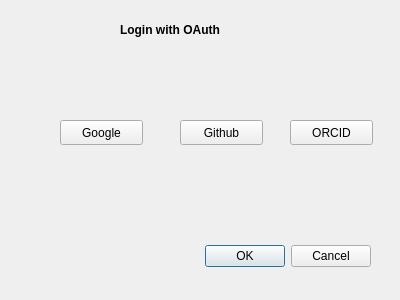
Old version of the form dialogs/ui/oauthlogindialog.ui in the repository sparqlunicorn/sparqlunicornGoesGIS.
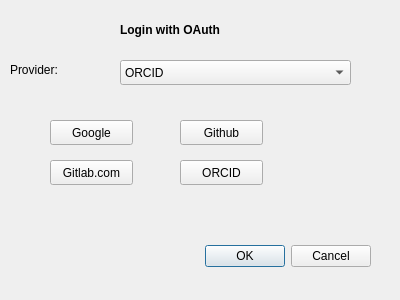
New version of the form.

Commit message: Work on oauth dialog

Diff of the .ui file:
```diff
--- a/dialogs/ui/oauthlogindialog.ui
+++ b/dialogs/ui/oauthlogindialog.ui
@@ -51,7 +51,7 @@
   <widget class="QPushButton" name="googleOAuthButton">
    <property name="geometry">
     <rect>
-     <x>60</x>
+     <x>50</x>
      <y>120</y>
      <width>83</width>
      <height>25</height>
@@ -77,8 +77,8 @@
   <widget class="QPushButton" name="orcidOAuthButton">
    <property name="geometry">
     <rect>
-     <x>290</x>
-     <y>120</y>
+     <x>180</x>
+     <y>160</y>
      <width>83</width>
      <height>25</height>
     </rect>
@@ -87,6 +87,62 @@
     <string>ORCID</string>
    </property>
   </widget>
+  <widget class="QPushButton" name="gitlabcomOAuthButton">
+   <property name="geometry">
+    <rect>
+     <x>50</x>
+     <y>160</y>
+     <width>83</width>
+     <height>25</height>
+    </rect>
+   </property>
+   <property name="text">
+    <string>Gitlab.com</string>
+   </property>
+  </widget>
+  <widget class="QComboBox" name="providerComboBox">
+   <property name="geometry">
+    <rect>
+     <x>120</x>
+     <y>60</y>
+     <width>231</width>
+     <height>25</height>
+    </rect>
+   </property>
+   <item>
+    <property name="text">
+     <string>ORCID</string>
+    </property>
+   </item>
+   <item>
+    <property name="text">
+     <string>Github</string>
+    </property>
+   </item>
+   <item>
+    <property name="text">
+     <string>Gitlab.com</string>
+    </property>
+   </item>
+   <item>
+    <property name="text">
+     <string>Google</string>
+    </property>
+   </item>
+  </widget>
+  <widget class="QLabel" name="label">
+   <property name="geometry">
+    <rect>
+     <x>10</x>
+     <y>60</y>
+     <width>101</width>
+     <height>20</height>
+    </rect>
+   </property>
+   <property name="text">
+    <string>Provider:</string>
+   </property>
+  </widget>
  </widget>
  <resources/>
  <connections>
```
The commit also changes 5 other files.
